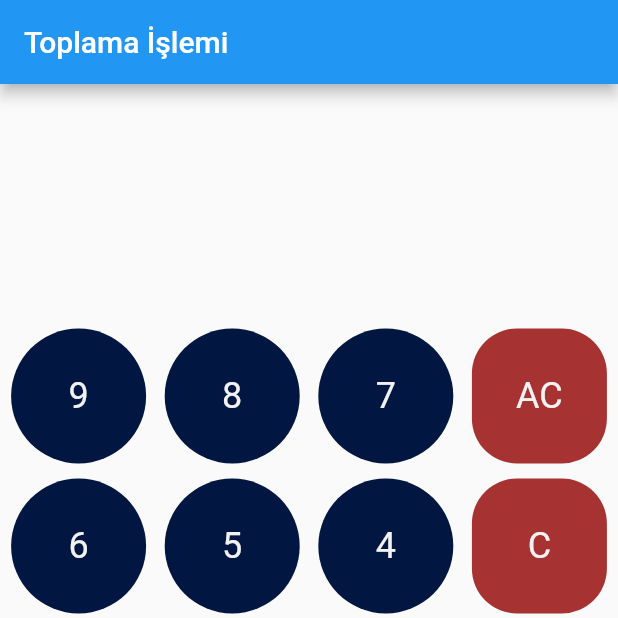
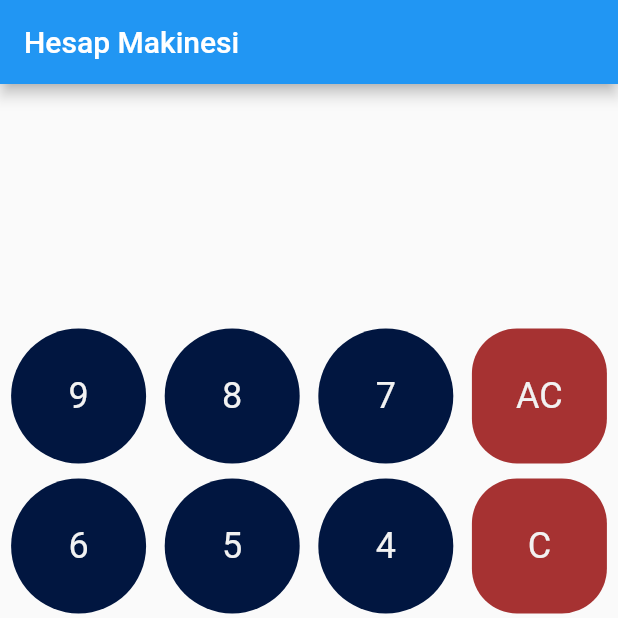
Before and after one commit to ramazan1071/toplama_makinesi, a Flutter app: the screen it shows after launch, on a phone screen of 412 x 824 dp, the top half of it. Run offline on Flutter 3.47's test engine with Material 2 defaults, Android fonts, the phone set to English and light mode, and no system bars.

Commit message:
son hali

```diff
--- a/lib/anasayfa.dart
+++ b/lib/anasayfa.dart
@@ -62,7 +62,7 @@ class _AnasayfaState extends State<Anasayfa> {
   @override
   Widget build(BuildContext context) {
     return Scaffold(
-      appBar: AppBar(title: const Text("Toplama İşlemi"),),
+      appBar: AppBar(title: const Text("Hesap Makinesi"),),
       body: Padding(
         padding: const EdgeInsets.only(top: 60.0),
         child: (
```
